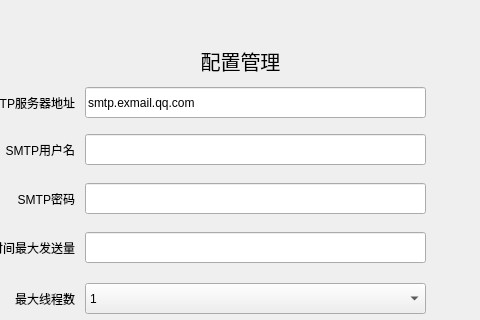
ainiaa/splitExcel, file configsetting.ui: the form before one commit; both pictures show x 85 to 565 and y 0 to 320 of the 726 by 514 pixel window.
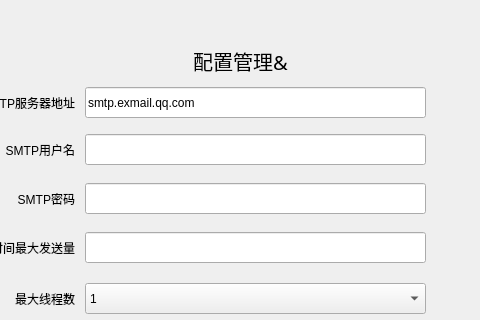
The form after the commit. Icons and pictures are not drawn.

Diff of the .ui file:
```diff
--- a/configsetting.ui
+++ b/configsetting.ui
@@ -46,7 +46,7 @@
      </font>
     </property>
     <property name="text">
-     <string>配置管理</string>
+     <string>配置管理&amp;</string>
     </property>
     <property name="alignment">
      <set>Qt::AlignCenter</set>
```
Left out of the diff: 22 changed lines with no effect on the pictures.
